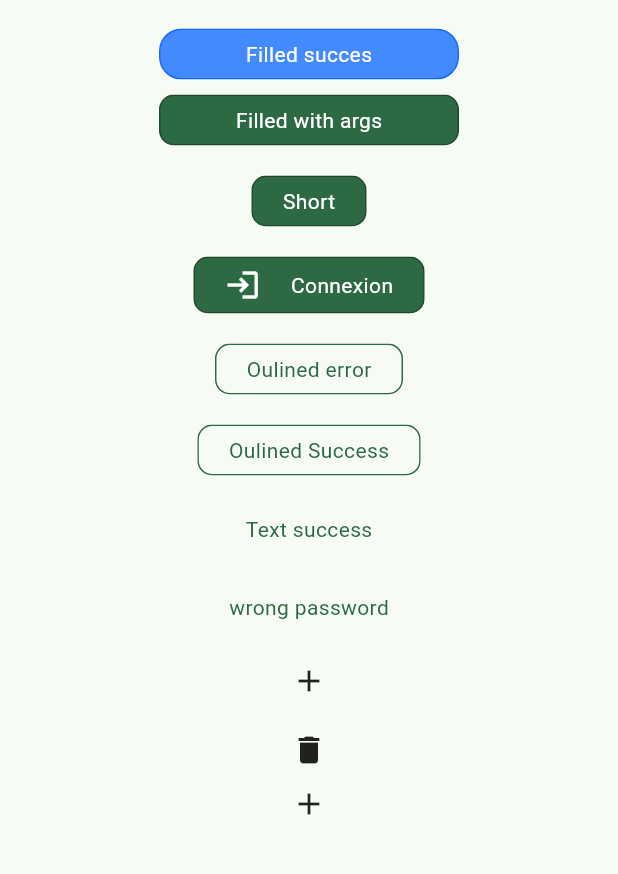
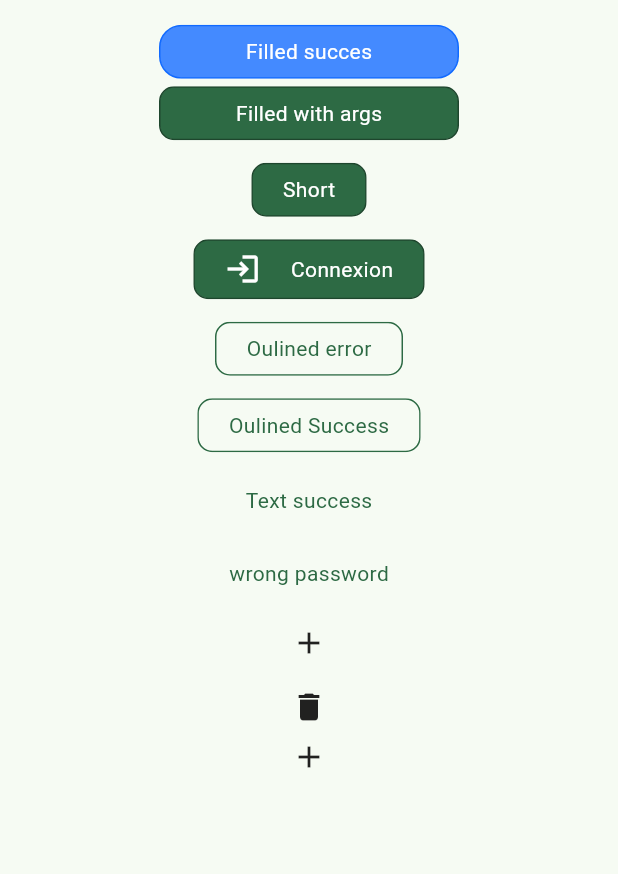
Before and after one commit to MoezAyadiDev/pending_button, a Flutter app: the screen it shows after launch, on a phone screen of 412 x 824 dp, the part 63-937 px from its top. Run offline on Flutter 3.47's test engine with Material 3 defaults, Android fonts, the phone set to English and light mode, and no system bars.

Commit message:
FixChildPosition

```diff
--- a/example/pubspec.yaml
+++ b/example/pubspec.yaml
@@ -16,7 +16,7 @@ dependencies:
 dev_dependencies:
   flutter_test:
     sdk: flutter
-  flutter_lints: ^3.0.0
+  flutter_lints: ^5.0.0
 
 flutter:
   uses-material-design: true
--- a/lib/src/core/extensions.dart
+++ b/lib/src/core/extensions.dart
@@ -2,8 +2,8 @@ import 'package:flutter/material.dart';
 import 'package:pending_button/src/core/models.dart';
 
 extension Contexts on BuildContext {
-  TextTheme get themeText => Theme.of(this).textTheme;
-  ColorScheme get themeColor => Theme.of(this).colorScheme;
+  // TextTheme get themeText => Theme.of(this).textTheme;
+  // ColorScheme get themeColor => Theme.of(this).colorScheme;
 }
 
 extension StatusWhen on ButtonType {
--- a/lib/src/pending_button.dart
+++ b/lib/src/pending_button.dart
@@ -63,6 +63,11 @@ class PendingButton extends StatelessWidget {
   //default 300 milleseconde
   final Duration? animationDuration;
 
+  ///Application Theme
+  ///Avoid unnecessary multiple build due to Flutter behaviour on Theme.of(context)
+  ///flutter issue https://github.com/flutter/flutter/issues/89127
+  final ThemeData? theme;
+
   /// Creates a Filled Pending button widget that indicate the different state of the asynchronous action.
   ///
   /// The `child` is a Widget.
@@ -102,6 +107,7 @@ class PendingButton extends StatelessWidget {
     this.borderRadius = 10.0,
     this.animationDuration,
     this.onSuccess,
+    this.theme,
   }) : buttonType = ButtonType.normal;
 
   /// Creates a Icon Pending button widget that indicate the different state of the asynchronous action.
@@ -138,6 +144,7 @@ class PendingButton extends StatelessWidget {
     Color? iconColor,
     this.animationDuration,
     this.onSuccess,
+    this.theme,
   })  : buttonType = ButtonType.icon,
         foregroundColor = iconColor,
         backgroundColor = null,
@@ -182,6 +189,7 @@ class PendingButton extends StatelessWidget {
     this.borderRadius = 10.0,
     this.animationDuration,
     this.onSuccess,
+    this.theme,
   })  : buttonType = ButtonType.outline,
         backgroundColor = null;
 
@@ -221,6 +229,7 @@ class PendingButton extends StatelessWidget {
     this.foregroundColor,
     this.animationDuration,
     this.onSuccess,
+    this.theme,
   })  : buttonType = ButtonType.text,
         borderColor = null,
         backgroundColor = null,
@@ -228,27 +237,31 @@ class PendingButton extends StatelessWidget {
 
   @override
   Widget build(BuildContext context) {
+    //Using the theme from Application
+    ThemeData appTheme = theme ?? Theme.of(context);
+    ColorScheme colorScheme = appTheme.colorScheme;
+
     Color? colorBackground = backgroundColor ??
         buttonType.mayBeOr<Color?>(
-          normal: () => context.themeColor.primary,
+          normal: () => colorScheme.primary,
           or: () => null,
         );
     Color colorForeground = foregroundColor ??
         buttonType.when<Color>(
-          normal: () => context.themeColor.onPrimary,
-          text: () => context.themeColor.primary,
-          icon: () => context.themeColor.primary,
-          outline: () => context.themeColor.primary,
+          normal: () => colorScheme.onPrimary,
+          text: () => colorScheme.primary,
+          icon: () => colorScheme.primary,
+          outline: () => colorScheme.primary,
         );
     Color? colorBorder = borderColor ??
         buttonType.when<Color?>(
           normal: () => darken(colorBackground),
           text: () => null,
           icon: () => null,
-          outline: () => context.themeColor.primary,
+          outline: () => colorScheme.primary,
         );
     Color colorSucess = successColor ?? Colors.green[600]!;
-    Color colorError = errorColor ?? context.themeColor.error;
+    Color colorError = errorColor ?? colorScheme.error;
     // Icon? newIcon = buttonType == ButtonType.icon
     //     ? Icon(
     //         (child as Icon).icon,
@@ -271,10 +284,14 @@ class PendingButton extends StatelessWidget {
       buttonType: buttonType,
       succesColor: colorSucess,
       errorColor: colorError,
+      onCheckColor: colorScheme.onTertiary,
       animationDuration: animationDuration ?? const Duration(milliseconds: 200),
+      mediumTheme: appTheme.textTheme.bodyMedium!.copyWith(
+        color: colorForeground,
+      ),
       //child: buttonType == ButtonType.icon ? newIcon! : child,
       child: Material(
-        textStyle: context.themeText.bodyMedium!.copyWith(
+        textStyle: appTheme.textTheme.bodyMedium!.copyWith(
           color: colorForeground,
         ),
         color: Colors.transparent,
--- a/lib/src/widget/button_animated.dart
+++ b/lib/src/widget/button_animated.dart
@@ -17,6 +17,8 @@ class ButtonAnimated extends StatefulWidget {
   final Color succesColor;
   final Color errorColor;
   final Duration animationDuration;
+  final Color onCheckColor;
+  final TextStyle mediumTheme;
   const ButtonAnimated({
     super.key,
     required this.height,
@@ -32,6 +34,8 @@ class ButtonAnimated extends StatefulWidget {
     required this.succesColor,
     required this.errorColor,
     required this.animationDuration,
+    required this.onCheckColor,
+    required this.mediumTheme,
   });
 
   @override
@@ -89,9 +93,9 @@ class _ButtonAnimatedState extends State<ButtonAnimated>
         borderColor: widget.borderColor,
         sucessColor: widget.succesColor,
         errorColor: widget.errorColor,
-        onCheckColor: context.themeColor.onTertiary,
+        onCheckColor: widget.onCheckColor,
         width: size.width,
-        height: size.height - 5,
+        height: size.height,
         borderRadius: widget.borderRadius,
         buttonType: widget.buttonType,
         state: ButtonState.idle,
@@ -205,15 +209,18 @@ class _ButtonAnimatedState extends State<ButtonAnimated>
                     .has([ButtonState.error, ButtonState.success]))
                 ? _animateBounce.value
                 : 0;
-        return Container(
+        return SizedBox(
           height: buttonDecore.height + 5,
-          width: buttonDecore.width,
-          margin: const EdgeInsets.symmetric(vertical: 2.5),
-          child: Center(
-            child: Material(
-              textStyle: context.themeText.bodyMedium!
+          width: buttonDecore.width + 5,
+          child: Stack(
+            alignment: AlignmentDirectional.center,
+            fit: StackFit.loose,
+            children: [
+              Material(
+                textStyle: widget.mediumTheme
                     .copyWith(color: buttonDecore.foregroundColor),
-              borderRadius: BorderRadius.circular(_animateBorederRadius.value),
+                borderRadius:
+                    BorderRadius.circular(_animateBorederRadius.value),
                 color: Colors.transparent,
                 child: InkWell(
                   customBorder: RoundedRectangleBorder(
@@ -256,6 +263,7 @@ class _ButtonAnimatedState extends State<ButtonAnimated>
                   ),
                 ),
               ),
+            ],
           ),
         );
       },
@@ -284,7 +292,7 @@ class _ButtonAnimatedState extends State<ButtonAnimated>
         child: widget.buttonType.when(
           normal: () => Icon(
             Icons.check,
-            color: context.themeColor.onTertiary,
+            color: widget.onCheckColor,
           ),
           text: () => Icon(
             Icons.check,
@@ -300,6 +308,7 @@ class _ButtonAnimatedState extends State<ButtonAnimated>
           ),
         ),
       );
+
   Widget get _widgetError => Align(
         alignment: Alignment.center,
         child: SizedBox(
@@ -308,7 +317,7 @@ class _ButtonAnimatedState extends State<ButtonAnimated>
           child: widget.buttonType.when(
             normal: () => Icon(
               Icons.priority_high_rounded,
-              color: context.themeColor.onTertiary,
+              color: widget.onCheckColor,
             ),
             text: () => Icon(
               Icons.priority_high_rounded,
@@ -325,9 +334,11 @@ class _ButtonAnimatedState extends State<ButtonAnimated>
           ),
         ),
       );
+
   Widget initWidget() => Material(
-        textStyle: context.themeText.bodyMedium!
-            .copyWith(color: widget.foregroundColor),
+        textStyle: widget.mediumTheme.copyWith(color: widget.foregroundColor),
+        child: Padding(
+          padding: const EdgeInsets.symmetric(vertical: 2.5, horizontal: 2.5),
           child: Container(
             decoration: BoxDecoration(
               borderRadius: BorderRadius.circular(widget.borderRadius),
@@ -337,10 +348,15 @@ class _ButtonAnimatedState extends State<ButtonAnimated>
                   : null,
             ),
             key: childKey,
-          padding: const EdgeInsets.symmetric(vertical: 2.5),
+            padding: const EdgeInsets.symmetric(vertical: 1),
             width: widget.width,
             height: widget.height,
-          child: _widgetMain,
+            child: Stack(
+              fit: StackFit.loose,
+              alignment: AlignmentDirectional.center,
+              children: [_widgetMain],
+            ),
+          ),
         ),
       );
 
--- a/lib/src/widget/button_widget.dart
+++ b/lib/src/widget/button_widget.dart
@@ -17,6 +17,8 @@ class ButtonWidget extends StatefulWidget {
   final Color errorColor;
   final ButtonType buttonType;
   final Duration animationDuration;
+  final Color onCheckColor;
+  final TextStyle mediumTheme;
   final Widget child;
   const ButtonWidget({
     super.key,
@@ -34,6 +36,8 @@ class ButtonWidget extends StatefulWidget {
     required this.succesColor,
     required this.errorColor,
     required this.animationDuration,
+    required this.onCheckColor,
+    required this.mediumTheme,
     required this.child,
   });
 
@@ -106,6 +110,8 @@ class _ButtonWidgetState extends State<ButtonWidget> {
           succesColor: widget.succesColor,
           errorColor: widget.errorColor,
           animationDuration: widget.animationDuration,
+          onCheckColor: widget.onCheckColor,
+          mediumTheme: widget.mediumTheme,
           onPressed: () async {
             if (widget.beforeFunction != null) {
               final beforResult = await widget.beforeFunction!();
--- a/pubspec.yaml
+++ b/pubspec.yaml
@@ -1,11 +1,11 @@
 name: pending_button
 description: "Button peding is an animated button with asynchrnonise state (Idle, Pending, Error, Success)"
-version: 0.0.5
+version: 0.0.6
 homepage: https://github.com/MoezAyadiDev/pending_button
 repository: https://github.com/MoezAyadiDev/pending_button
 screenshots:
   - description: "Screenshot for different type of button pending"
-    path: screenshots\button_pending.gif
+    path: screenshots/button_pending.gif
 
 environment:
   sdk: ^3.5.4
```
Also changed, not shown: example/pubspec.lock, 1 other file. Lines whose indentation alone changed are shown as unchanged.
